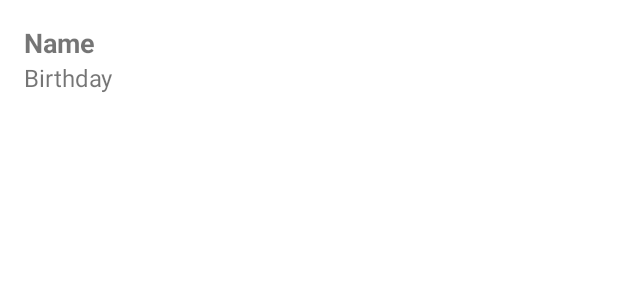
After one commit to soeun-kang/GiftGori, an Android app built with Jetpack Compose: the layout popup_contact_detail.xml on its own in the app's theme, with its tools: preview values and no code run, on a phone screen of 412 x 824 dp. The commit adds this screen. Shown: the top 300 px of the screen. Run offline under Robolectric (Android 15) with nearby library versions, the light colour scheme and no system bars.

Commit message:
basic popup function

```diff
--- a/app/src/main/java/com/example/tabs/ui/contacts/ContactsViewModel.kt
+++ b/app/src/main/java/com/example/tabs/ui/contacts/ContactsViewModel.kt
@@ -2,6 +2,7 @@ package com.example.tabs.ui.contacts
 
 import android.app.Application
 import androidx.lifecycle.AndroidViewModel
+import androidx.lifecycle.LiveData
 import androidx.lifecycle.MutableLiveData
 import com.example.tabs.utils.ManageJson
 import com.example.tabs.utils.models.Contact
@@ -17,6 +18,10 @@ class ContactsViewModel(application: Application) : AndroidViewModel(application
     val contactList: MutableLiveData<List<Contact>>
         get() = _contactList
 
+    init {
+        loadContacts()
+    }
+
     fun loadContacts() {
         _contactList.value = manageJson.dataList
     }
--- /dev/null
+++ b/app/src/main/res/layout/popup_contact_detail.xml
@@ -0,0 +1,23 @@
+<?xml version="1.0" encoding="utf-8"?>
+<LinearLayout xmlns:android="http://schemas.android.com/apk/res/android"
+    android:layout_width="wrap_content"
+    android:layout_height="wrap_content"
+    android:orientation="vertical"
+    android:padding="16dp">
+
+    <TextView
+        android:id="@+id/popupName"
+        android:layout_width="wrap_content"
+        android:layout_height="wrap_content"
+        android:text="Name"
+        android:textSize="18sp"
+        android:textStyle="bold" />
+
+    <TextView
+        android:id="@+id/popupBirthday"
+        android:layout_width="wrap_content"
+        android:layout_height="wrap_content"
+        android:text="Birthday"
+        android:textSize="16sp" />
+
+</LinearLayout>
```
Also changed, not shown: app/src/main/java/com/example/tabs/ui/contacts/ContactsFragment.kt (+50 -2 lines).
